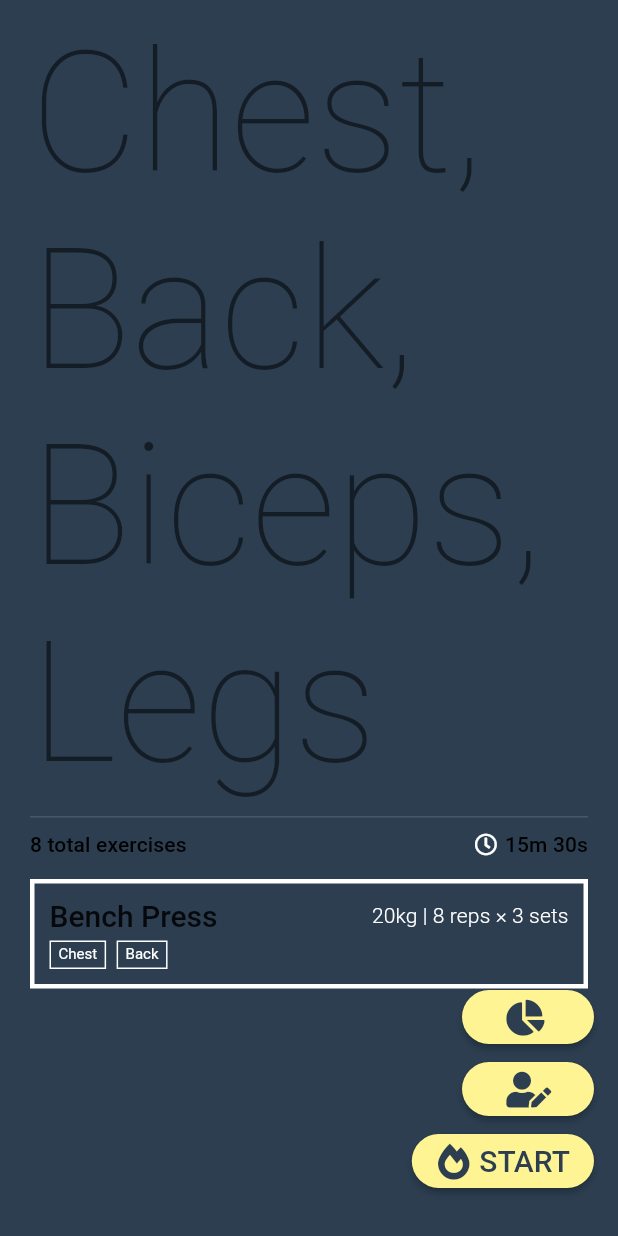
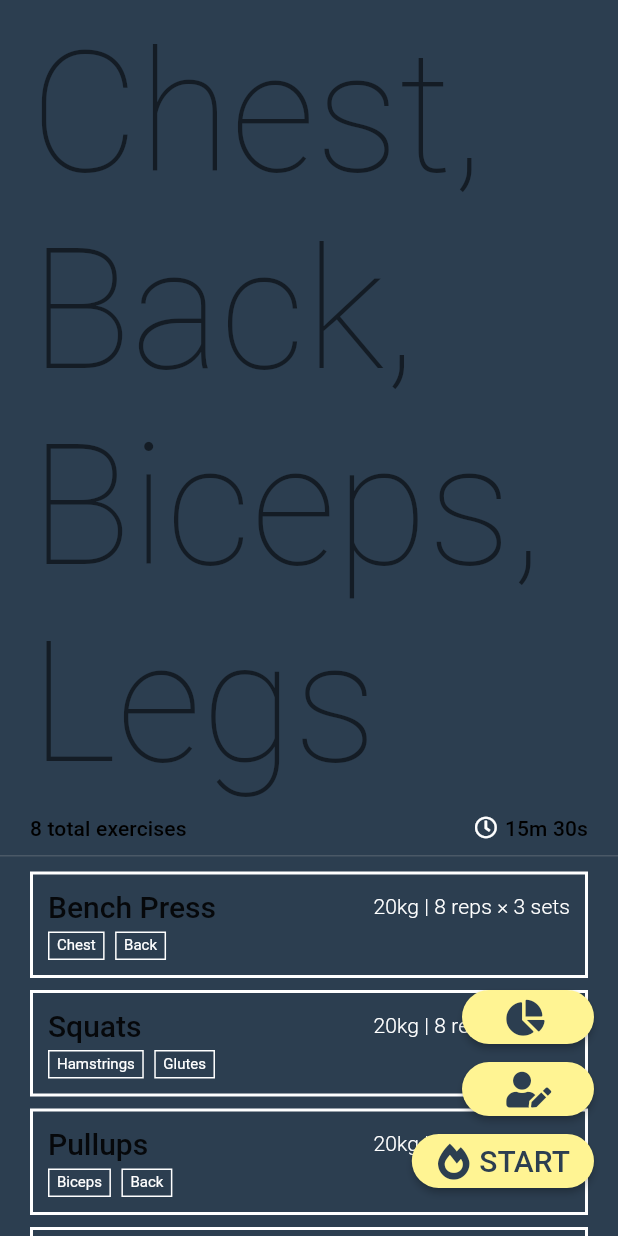
Before and after one commit to solderneer/gymrat, a Flutter app: the WorkoutOverviewPage screen opened by its route, on a phone screen of 412 x 824 dp. Run offline on Flutter 3.47's test engine with Material 2 defaults, Android fonts, the phone set to English and light mode, and no system bars; our stand-ins replace font_awesome_flutter.

Commit message:
feat: added minimal lift card, and some empty placeholder

```diff
--- a/lib/src/ui/common_widgets/lift_card_minimal.dart
+++ b/lib/src/ui/common_widgets/lift_card_minimal.dart
@@ -33,6 +33,6 @@ class LiftCardMinimal extends StatelessWidget {
         ]),
         decoration: BoxDecoration(
             color: Theme.of(context).primaryColor,
-            border: Border.all(width: 3.0, color: const Color(0xFFFFFFFF))));
+            border: Border.all(width: 2.0, color: const Color(0xFFFFFFFF))));
   }
 }
--- a/lib/src/ui/workout_overview.dart
+++ b/lib/src/ui/workout_overview.dart
@@ -12,37 +12,55 @@ class WorkoutOverviewPage extends StatelessWidget {
   @override
   Widget build(BuildContext context) {
     final double statusbarHeight = MediaQuery.of(context).padding.top;
+    final List<LiftCardMinimal> cards = <LiftCardMinimal>[
+      LiftCardMinimal(
+          title: "Bench Press", muscleTags: <String>["Chest", "Back"]),
+      LiftCardMinimal(
+          title: "Squats", muscleTags: <String>["Hamstrings", "Glutes"]),
+      LiftCardMinimal(title: "Pullups", muscleTags: <String>["Biceps", "Back"]),
+      LiftCardMinimal(title: "Incline DB curl", muscleTags: <String>["Biceps"]),
+    ];
 
     return Scaffold(
         body: Material(
             type: MaterialType.canvas,
             color: Theme.of(context).primaryColor,
             child: Container(
-                padding: EdgeInsets.only(
-                    top: statusbarHeight + 10.0, left: 20.0, right: 20.0),
+                padding: EdgeInsets.only(top: statusbarHeight + 10.0),
                 child: Column(children: <Widget>[
-                  Text(this.title,
-                      style: Theme.of(context).accentTextTheme.display4),
+                  Padding(
+                      padding: EdgeInsets.only(left: 20.0, right: 20.0),
+                      child: Text(this.title,
+                          style: Theme.of(context).accentTextTheme.display4)),
+                  Padding(
+                      padding:
+                          EdgeInsets.only(top: 10.0, left: 20.0, right: 20.0),
+                      child: Row(children: <Widget>[
+                        Text("${this.totalExerciseCount} total exercises",
+                            style: Theme.of(context).accentTextTheme.subtitle),
+                        Spacer(),
+                        Icon(FontAwesomeIcons.clock, size: 15.0),
+                        Padding(
+                            padding: EdgeInsets.only(left: 5.0),
+                            child: Text("${this.estimatedTime}",
+                                style: Theme.of(context)
+                                    .accentTextTheme
+                                    .subtitle)),
+                      ])),
                   Container(
                       color: Color(0xFF4A5866),
-                      margin: EdgeInsets.only(top: 10.0, bottom: 10.0),
-                      width: MediaQuery.of(context).size.width,
+                      margin: EdgeInsets.only(top: 10.0),
                       height: 1.0),
-                  Row(children: <Widget>[
-                    Text("${this.totalExerciseCount} total exercises",
-                        style: Theme.of(context).accentTextTheme.subtitle),
-                    Spacer(),
-                    Icon(FontAwesomeIcons.clock, size: 15.0),
-                    Padding(
-                        padding: EdgeInsets.only(left: 5.0),
-                        child: Text("${this.estimatedTime}",
-                            style: Theme.of(context).accentTextTheme.subtitle)),
-                  ]),
-                  Padding(
-                      padding: EdgeInsets.only(top: 15.0),
-                      child: LiftCardMinimal(
-                          title: "Bench Press",
-                          muscleTags: <String>["Chest", "Back"])),
+                  Expanded(
+                      child: ListView.builder(
+                          padding: const EdgeInsets.only(
+                              top: 10.0, left: 20.0, right: 20.0),
+                          itemCount: cards.length,
+                          itemBuilder: (BuildContext context, int index) {
+                            return Padding(
+                                padding: EdgeInsets.only(bottom: 8.0),
+                                child: cards[index]);
+                          })),
                 ]))),
         floatingActionButtonLocation: FloatingActionButtonLocation.endFloat,
         floatingActionButton: Padding(
```
Also changed, not shown: lib/src/ui/lift_stats.dart (added), lib/src/ui/workout_edit.dart (added), lib/src/ui/workout_stats.dart (added), 2 other files.
